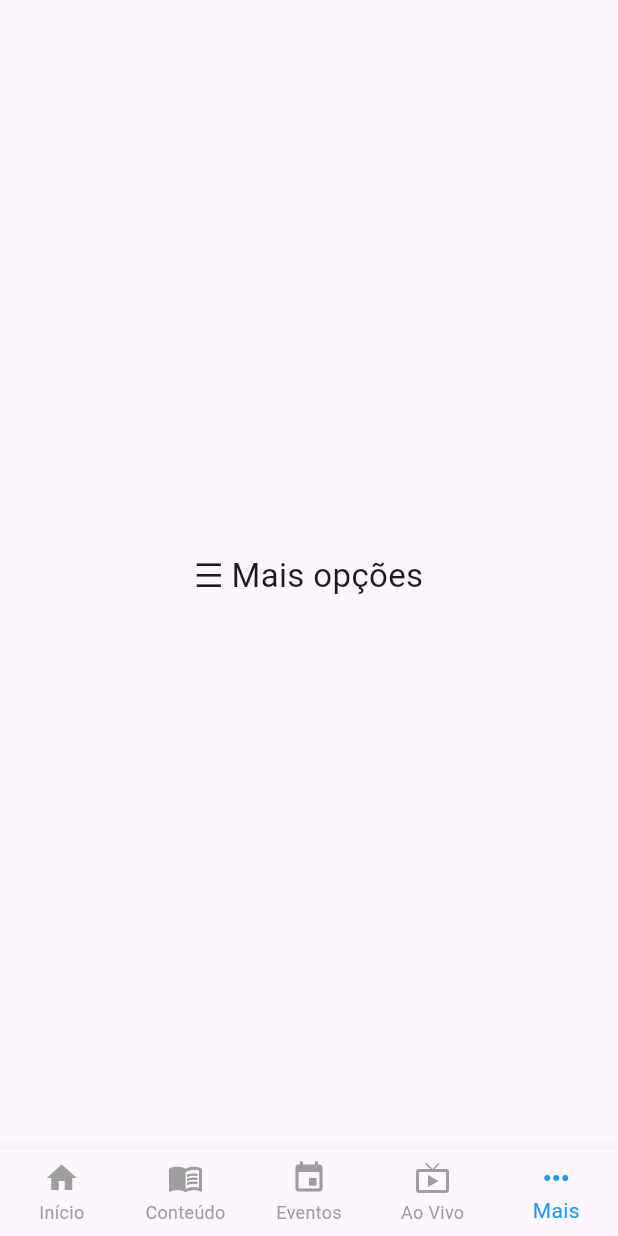
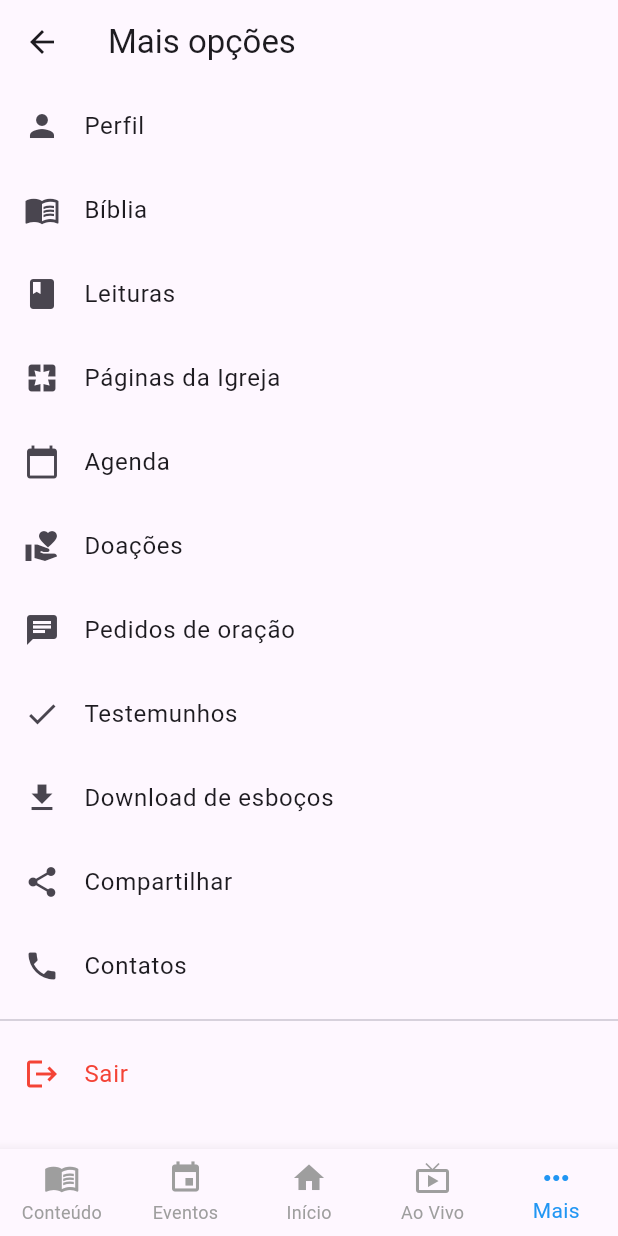
Before and after one commit to VidaRealDoKim/ProjetoIEQSede, a Flutter app: the HomePage screen opened by its route, item 5 of the bottom bar chosen, on a phone screen of 412 x 824 dp. Run offline on Flutter 3.47's test engine with Material 3 defaults, Android fonts, the light colour scheme and no system bars; our stand-ins replace flutter_dotenv, supabase_flutter; accounts and stored records are empty; network calls fail.

Commit message:
alpha: addiction new files some screens, aovivo, conteudo, eventos, inicio, mais.

```diff
--- a/meu_app_igreja/lib/screens/home.dart
+++ b/meu_app_igreja/lib/screens/home.dart
@@ -1,8 +1,13 @@
 import 'package:flutter/material.dart';
 
-/// Página principal que será exibida após o login.
-/// Contém um menu inferior (BottomNavigationBar) com 5 abas:
-/// Início, Conteúdo, Eventos, Ao Vivo e Mais.
+// importa das outras screens
+import 'inicio_page.dart';
+import 'conteudo_page.dart';
+import 'eventos_page.dart';
+import 'ao_vivo_page.dart';
+import 'mais_page.dart';
+
+/// Página principal exibida após o login
 class HomePage extends StatefulWidget {
   const HomePage({super.key});
 
@@ -11,23 +16,17 @@ class HomePage extends StatefulWidget {
 }
 
 class _HomePageState extends State<HomePage> {
-  /// Índice da aba atualmente selecionada no menu inferior.
-  /// Começa em 0 (Início).
   int _selectedIndex = 0;
 
-  /// Lista de páginas que correspondem a cada item do menu inferior.
-  /// Por enquanto, cada página é apenas um `Center` com texto.
-  /// Depois você pode trocar por telas completas (ex: ConteudoPage, EventosPage, etc).
+  /// Lista de páginas que serão mostradas em cada aba
   final List<Widget> _pages = const [
-    Center(child: Text("🏠 Página Inicial", style: TextStyle(fontSize: 22))),
-    Center(child: Text("📖 Conteúdo", style: TextStyle(fontSize: 22))),
-    Center(child: Text("📅 Eventos", style: TextStyle(fontSize: 22))),
-    Center(child: Text("🎥 Ao Vivo", style: TextStyle(fontSize: 22))),
-    Center(child: Text("☰ Mais opções", style: TextStyle(fontSize: 22))),
+    ConteudoPage(),
+    EventosPage(),
+    InicioPage(),
+    AoVivoPage(),
+    MaisPage(),
   ];
 
-  /// Função chamada quando o usuário toca em um item do menu inferior.
-  /// Atualiza o `_selectedIndex` para mudar a página exibida.
   void _onItemTapped(int index) {
     setState(() {
       _selectedIndex = index;
@@ -37,22 +36,19 @@ class _HomePageState extends State<HomePage> {
   @override
   Widget build(BuildContext context) {
     return Scaffold(
-      /// Exibe a página correspondente ao índice selecionado
       body: _pages[_selectedIndex],
 
-      /// Menu inferior de navegação
+      /// Menu inferior
       bottomNavigationBar: BottomNavigationBar(
-        currentIndex: _selectedIndex, // Item atualmente ativo
-        onTap: _onItemTapped, // Função chamada ao clicar
-        type: BottomNavigationBarType.fixed, // Mantém todos os ícones visíveis
-        selectedItemColor: Colors.blue, // Cor do item selecionado
-        unselectedItemColor: Colors.grey, // Cor dos itens não selecionados
-
-        /// Itens do menu inferior
+        currentIndex: _selectedIndex,
+        onTap: _onItemTapped,
+        type: BottomNavigationBarType.fixed,
+        selectedItemColor: Colors.blue,
+        unselectedItemColor: Colors.grey,
         items: const [
-          BottomNavigationBarItem(icon: Icon(Icons.home), label: "Início"),
           BottomNavigationBarItem(icon: Icon(Icons.menu_book), label: "Conteúdo"),
           BottomNavigationBarItem(icon: Icon(Icons.event), label: "Eventos"),
+          BottomNavigationBarItem(icon: Icon(Icons.home), label: "Início"),
           BottomNavigationBarItem(icon: Icon(Icons.live_tv), label: "Ao Vivo"),
           BottomNavigationBarItem(icon: Icon(Icons.more_horiz), label: "Mais"),
         ],
--- /dev/null
+++ b/meu_app_igreja/lib/screens/mais_page.dart
@@ -0,0 +1,67 @@
+import 'package:flutter/material.dart';
+import 'package:supabase_flutter/supabase_flutter.dart';
+import '../auth/login.dart';
+
+class MaisPage extends StatelessWidget {
+  const MaisPage({super.key});
+
+  /// Mostra o alerta de confirmação antes de sair
+  Future<void> _confirmLogout(BuildContext context) async {
+    final bool? shouldLogout = await showDialog<bool>(
+      context: context,
+      builder: (context) => AlertDialog(
+        title: const Text("Confirmar saída"),
+        content: const Text("Você realmente deseja sair da sua conta?"),
+        actions: [
+          TextButton(
+            onPressed: () => Navigator.pop(context, false), // cancela
+            child: const Text("Cancelar"),
+          ),
+          ElevatedButton(
+            onPressed: () => Navigator.pop(context, true), // confirma
+            style: ElevatedButton.styleFrom(backgroundColor: Colors.red),
+            child: const Text("Sair"),
+          ),
+        ],
+      ),
+    );
+
+    if (shouldLogout == true) {
+      await Supabase.instance.client.auth.signOut();
+      if (context.mounted) {
+        Navigator.pushReplacement(
+          context,
+          MaterialPageRoute(builder: (context) => const LoginPage()),
+        );
+      }
+    }
+  }
+
+  @override
+  Widget build(BuildContext context) {
+    return Scaffold(
+      appBar: AppBar(title: const Text("Mais opções")),
+      body: ListView(
+        children: [
+          const ListTile(leading: Icon(Icons.person), title: Text("Perfil")),
+          const ListTile(leading: Icon(Icons.menu_book), title: Text("Bíblia")),
+          const ListTile(leading: Icon(Icons.book), title: Text("Leituras")),
+          const ListTile(leading: Icon(Icons.pages), title: Text("Páginas da Igreja")),
+          const ListTile(leading: Icon(Icons.calendar_today), title: Text("Agenda")),
+          const ListTile(leading: Icon(Icons.volunteer_activism), title: Text("Doações")),
+          const ListTile(leading: Icon(Icons.chat), title: Text("Pedidos de oração")),
+          const ListTile(leading: Icon(Icons.check), title: Text("Testemunhos")),
+          const ListTile(leading: Icon(Icons.download), title: Text("Download de esboços")),
+          const ListTile(leading: Icon(Icons.share), title: Text("Compartilhar")),
+          const ListTile(leading: Icon(Icons.phone), title: Text("Contatos")),
+          const Divider(),
+          ListTile(
+            leading: const Icon(Icons.logout, color: Colors.red),
+            title: const Text("Sair", style: TextStyle(color: Colors.red)),
+            onTap: () => _confirmLogout(context),
+          ),
+        ],
+      ),
+    );
+  }
+}
```
Also changed, not shown: meu_app_igreja/lib/auth/login.dart (+93 -42 lines), meu_app_igreja/lib/screens/ao_vivo_page.dart (added, +15 -0 lines), meu_app_igreja/lib/screens/conteudo_page.dart (added, +249 -0 lines), meu_app_igreja/lib/screens/eventos_page.dart (added, +20 -0 lines), meu_app_igreja/lib/screens/inicio_page.dart (added, +33 -0 lines).
